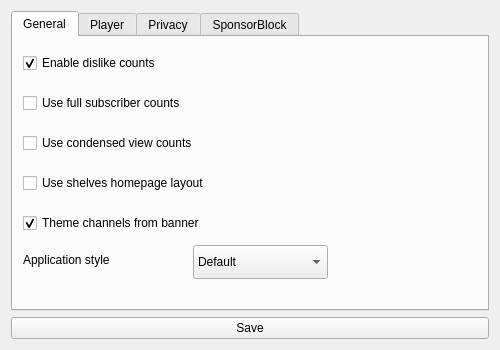
Qt form src/ui/forms/settingsform.ui (BowDown097/QtTube) before a commit.
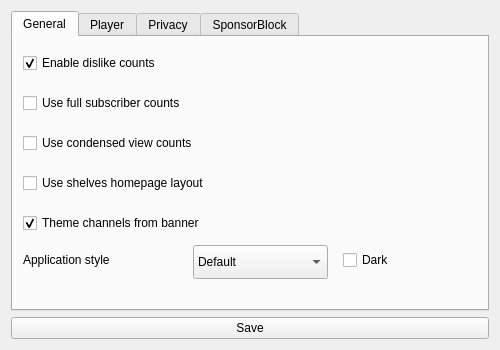
The same form after that commit.

Commit message: Change Windows dark theme option to checkbox

Patch:
```diff
--- a/src/ui/forms/settingsform.ui
+++ b/src/ui/forms/settingsform.ui
@@ -132,6 +132,19 @@
         </property>
        </item>
       </widget>
+      <widget class="QCheckBox" name="darkThemeWindows">
+       <property name="geometry">
+        <rect>
+         <x>330</x>
+         <y>210</y>
+         <width>93</width>
+         <height>26</height>
+        </rect>
+       </property>
+       <property name="text">
+        <string>Dark</string>
+       </property>
+      </widget>
      </widget>
      <widget class="QWidget" name="player">
       <attribute name="title">
```
The commit also changes 7 other files.
